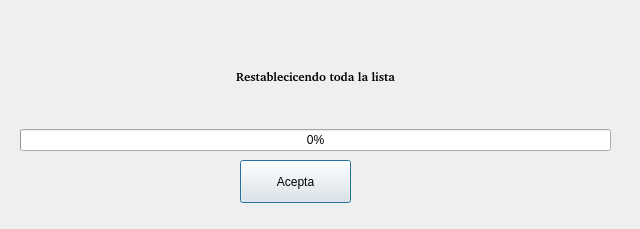
pacomun/pyqt_compras, file barra_progreso.ui: the form before one commit.
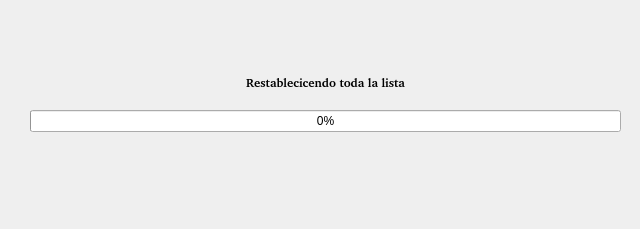
The form after the commit.

Commit message: Dialog progreso mejorado: sin botón y con etiqueta grupos.

Diff of the .ui file:
```diff
--- a/barra_progreso.ui
+++ b/barra_progreso.ui
@@ -16,8 +16,8 @@
   <widget class="QWidget" name="verticalLayoutWidget">
    <property name="geometry">
     <rect>
-     <x>20</x>
-     <y>30</y>
+     <x>30</x>
+     <y>60</y>
      <width>591</width>
      <height>121</height>
     </rect>
@@ -50,54 +50,15 @@
       </property>
      </widget>
     </item>
+    <item>
+     <widget class="QLabel" name="etq_grupo">
+      <property name="text">
+       <string/>
+      </property>
+     </widget>
+    </item>
    </layout>
   </widget>
-  <widget class="QPushButton" name="btn_aceptar">
-   <property name="enabled">
-    <bool>true</bool>
-   </property>
-   <property name="geometry">
-    <rect>
-     <x>240</x>
-     <y>160</y>
-     <width>111</width>
-     <height>43</height>
-    </rect>
-   </property>
-   <property name="sizePolicy">
-    <sizepolicy hsizetype="Maximum" vsizetype="Fixed">
-     <horstretch>0</horstretch>
-     <verstretch>0</verstretch>
-    </sizepolicy>
-   </property>
-   <property name="minimumSize">
-    <size>
-     <width>0</width>
-     <height>0</height>
-    </size>
-   </property>
-   <property name="maximumSize">
-    <size>
-     <width>16777215</width>
-     <height>16777215</height>
-    </size>
-   </property>
-   <property name="sizeIncrement">
-    <size>
-     <width>0</width>
-     <height>0</height>
-    </size>
-   </property>
-   <property name="layoutDirection">
-    <enum>Qt::LeftToRight</enum>
-   </property>
-   <property name="autoFillBackground">
-    <bool>false</bool>
-   </property>
-   <property name="text">
-    <string>Acepta</string>
-   </property>
-  </widget>
  </widget>
  <resources/>
  <connections>
```
Left out of the diff: 19 changed lines with no effect on the pictures. The commit also changes 2 other files.
